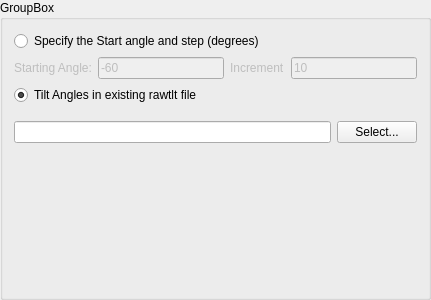
Above: Code/Applications/BrightFieldGui/UI_Files/TiltAngleGroupBox.ui from OpenMBIR/OpenMBIR-TEM before the change. Below: the same form after it.
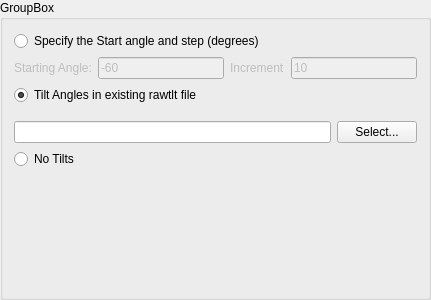
That is the form after the change.

Commit message: Updating codes to allow for setting the tilt angles from a separate file through the GUI.

```diff
--- a/Code/Applications/BrightFieldGui/UI_Files/TiltAngleGroupBox.ui
+++ b/Code/Applications/BrightFieldGui/UI_Files/TiltAngleGroupBox.ui
@@ -104,6 +104,16 @@
      </item>
     </layout>
    </item>
+   <item>
+    <widget class="QRadioButton" name="noTilts">
+     <property name="text">
+      <string>No Tilts</string>
+     </property>
+     <attribute name="buttonGroup">
+      <string notr="true">buttonGroup</string>
+     </attribute>
+    </widget>
+   </item>
    <item>
     <spacer name="verticalSpacer">
      <property name="orientation">
```
The commit also changes 13 other files.
